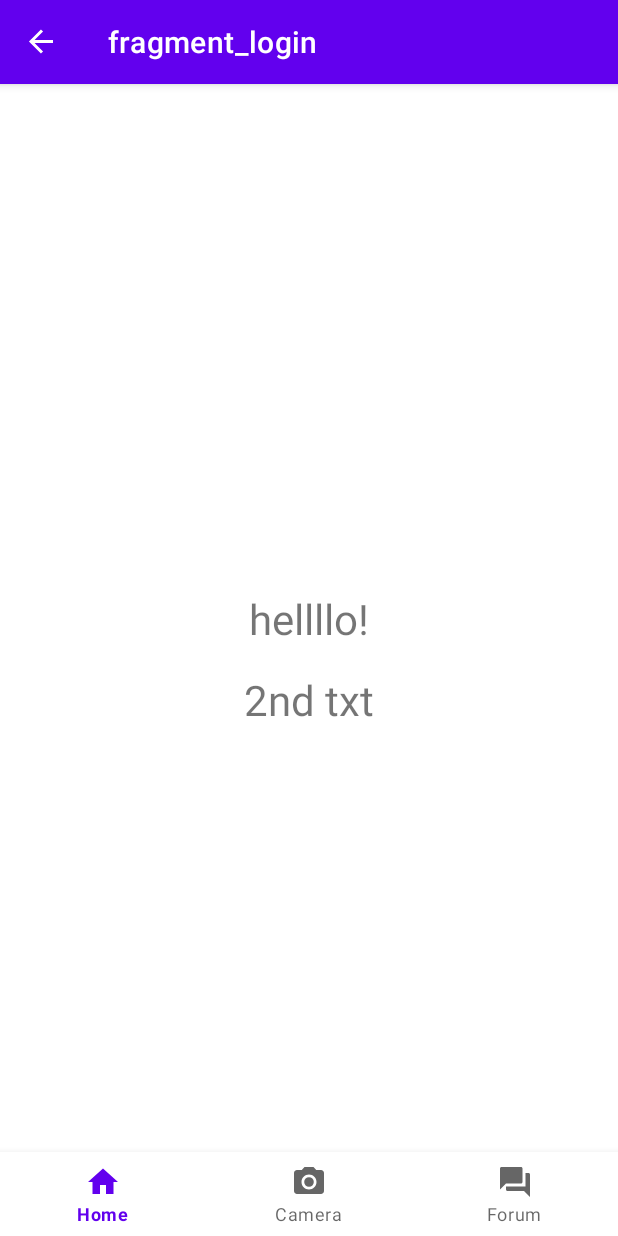
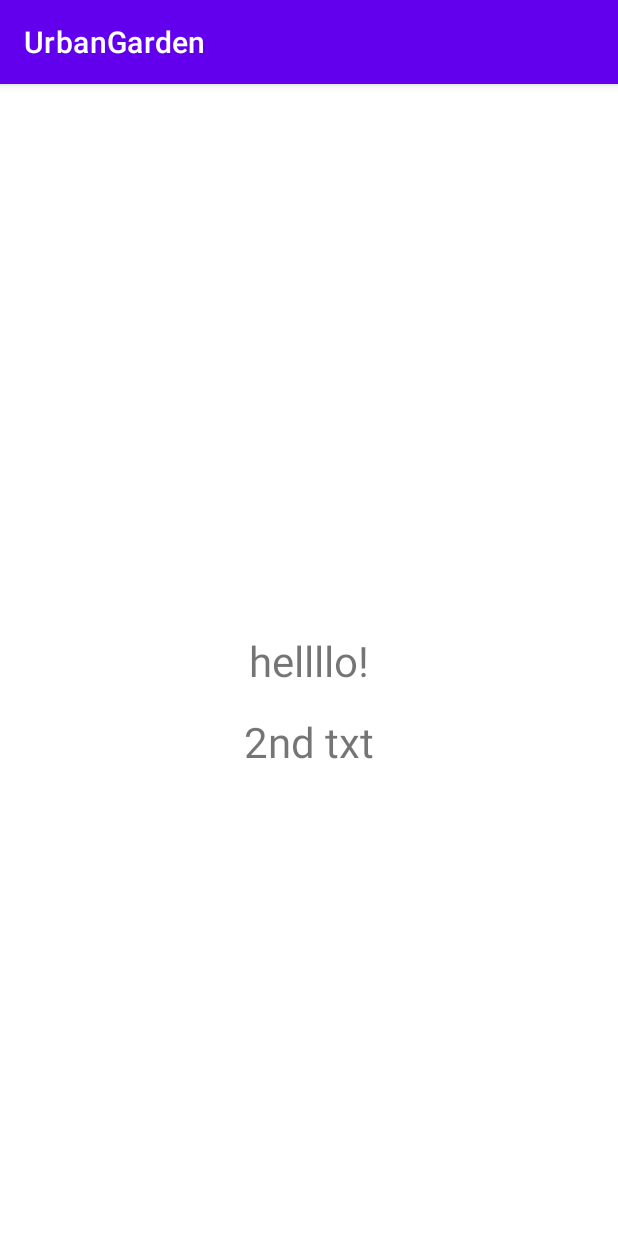
Before and after one commit to eiloncap/UrbanGarden, an Android app: the screen it shows after launch (MainActivity before the commit, LoginActivity after it), on a phone screen of 412 x 824 dp. Run offline under Robolectric (Android 15) with nearby library versions, the phone set to English and light mode, and no system bars; our stand-ins replace Firebase (no records; nobody signed in at launch, a user with empty details on screens opened directly).

```diff
--- a/app/src/main/AndroidManifest.xml
+++ b/app/src/main/AndroidManifest.xml
@@ -13,8 +13,10 @@
         android:roundIcon="@mipmap/ic_launcher_round"
         android:supportsRtl="true"
         android:theme="@style/Theme.UrbanGarden">
-
-        <activity android:name=".MainActivity">
+        <activity
+            android:name=".MainActivity"
+            android:exported="true" />
+        <activity android:name=".ui.login.LoginActivity">
             <intent-filter>
                 <action android:name="android.intent.action.MAIN" />
 
--- a/app/src/main/java/il/co/urbangarden/MainActivity.kt
+++ b/app/src/main/java/il/co/urbangarden/MainActivity.kt
@@ -1,10 +1,7 @@
 package il.co.urbangarden
 
 import android.os.Bundle
-import android.util.Log
-import androidx.activity.viewModels
 import androidx.appcompat.app.AppCompatActivity
-import androidx.lifecycle.Observer
 import androidx.lifecycle.ViewModelProvider
 import androidx.navigation.findNavController
 import androidx.navigation.ui.AppBarConfiguration
@@ -33,6 +30,8 @@ class MainActivity : AppCompatActivity() {
                 R.id.navigation_home, R.id.navigation_camera, R.id.navigation_forum
             )
         )
+        val viewModel = ViewModelProvider(this).get(MainViewModel::class.java)
+        viewModel.loadDb()
 
         setupActionBarWithNavController(navController, appBarConfiguration)
         navView.setupWithNavController(navController)
--- a/app/src/main/java/il/co/urbangarden/ui/location/MyLocationsFragment.kt
+++ b/app/src/main/java/il/co/urbangarden/ui/location/MyLocationsFragment.kt
@@ -8,18 +8,15 @@ import android.view.ViewGroup
 import android.widget.Button
 import android.widget.ImageView
 import androidx.fragment.app.Fragment
-import androidx.fragment.app.viewModels
 import androidx.lifecycle.Observer
 import androidx.lifecycle.ViewModelProvider
 import androidx.navigation.findNavController
 import androidx.recyclerview.widget.GridLayoutManager
-import androidx.recyclerview.widget.ItemTouchHelper
 import il.co.urbangarden.R
 import il.co.urbangarden.data.FirebaseViewableObject
 import il.co.urbangarden.data.location.Location
 import il.co.urbangarden.databinding.MyLocationsFragmentBinding
 import il.co.urbangarden.ui.MainViewModel
-
 import il.co.urbangarden.utils.ImageCropOption
 
 
@@ -77,7 +74,8 @@ class MyLocationsFragment : Fragment() {
     override fun onViewCreated(view: View, savedInstanceState: Bundle?) {
         super.onViewCreated(view, savedInstanceState)
 
-        locationsViewModel = ViewModelProvider(requireActivity()).get(MyLocationsViewModel::class.java)
+        locationsViewModel =
+            ViewModelProvider(requireActivity()).get(MyLocationsViewModel::class.java)
         mainViewModel = ViewModelProvider(requireActivity()).get(MainViewModel::class.java)
 
         val locationObserver = Observer<List<Location>> { locations ->
--- a/app/src/main/java/il/co/urbangarden/ui/login/Login.kt
+++ /dev/null
@@ -1,117 +0,0 @@
-package il.co.urbangarden.ui.login
-
-import android.content.Intent
-import android.os.Bundle
-import android.util.Log
-import android.view.LayoutInflater
-import android.view.View
-import android.view.ViewGroup
-import android.widget.TextView
-import androidx.fragment.app.Fragment
-import androidx.fragment.app.FragmentManager
-import androidx.fragment.app.FragmentTransaction
-import androidx.lifecycle.ViewModelProvider
-import androidx.navigation.findNavController
-import com.google.android.gms.auth.api.signin.GoogleSignIn
-import com.google.android.gms.auth.api.signin.GoogleSignInClient
-import com.google.android.gms.auth.api.signin.GoogleSignInOptions
-import com.google.android.gms.common.api.ApiException
-import com.google.firebase.auth.FirebaseAuth
-import com.google.firebase.auth.GoogleAuthProvider
-import com.google.firebase.auth.ktx.auth
-import com.google.firebase.ktx.Firebase
-import il.co.urbangarden.R
-import il.co.urbangarden.ui.MainViewModel
-
-class Login : Fragment() {
-
-    private lateinit var googleSignInClient: GoogleSignInClient
-    private lateinit var auth: FirebaseAuth
-    private lateinit var txt: TextView
-    private lateinit var txt2: TextView
-    private lateinit var viewModel: MainViewModel
-
-    companion object {
-        private const val RC_SIGN_IN = 1
-    }
-
-    override fun onCreateView(
-        inflater: LayoutInflater, container: ViewGroup?,
-        savedInstanceState: Bundle?
-    ): View? {
-        // Inflate the layout for this fragment
-        return inflater.inflate(R.layout.fragment_login, container, false)
-    }
-
-    override fun onViewCreated(view: View, savedInstanceState: Bundle?) {
-        super.onViewCreated(view, savedInstanceState)
-        viewModel = ViewModelProvider(requireActivity()).get(MainViewModel::class.java)
-
-        txt = view.findViewById(R.id.txt)
-        txt2 = view.findViewById(R.id.txt2)
-
-        // Configure Google Sign In
-        val gso = GoogleSignInOptions.Builder(GoogleSignInOptions.DEFAULT_SIGN_IN)
-            .requestIdToken(getString(R.string.default_web_client_id))
-            .requestEmail()
-            .build()
-
-        googleSignInClient = GoogleSignIn.getClient(requireActivity(), gso)
-
-        auth = Firebase.auth
-        signIn()
-    }
-
-//    override fun onStart() {
-//        super.onStart()
-//        // Check if user is signed in (non-null) and update UI accordingly.
-//        val currentUser = auth.currentUser
-//        txt.text = currentUser.toString()
-//    }
-
-    private fun signIn() {
-        val signInIntent = googleSignInClient.signInIntent
-        startActivityForResult(signInIntent, RC_SIGN_IN)
-    }
-
-    override fun onActivityResult(requestCode: Int, resultCode: Int, data: Intent?) {
-        super.onActivityResult(requestCode, resultCode, data)
-
-        // Result returned from launching the Intent from GoogleSignInApi.getSignInIntent(...);
-        if (requestCode == RC_SIGN_IN) {
-            val task = GoogleSignIn.getSignedInAccountFromIntent(data)
-            try {
-                // Google Sign In was successful, authenticate with Firebase
-                val account = task.getResult(ApiException::class.java)!!
-                Log.d("eilon", "firebaseAuthWithGoogle:" + account.id)
-                firebaseAuthWithGoogle(account.idToken!!)
-            } catch (e: ApiException) {
-                // Google Sign In failed, update UI appropriately
-                Log.w("eilon", "Google sign in failed", e)
-            }
-        }
-    }
-
-    private fun firebaseAuthWithGoogle(idToken: String) {
-        val credential = GoogleAuthProvider.getCredential(idToken, null)
-        auth.signInWithCredential(credential)
-            .addOnCompleteListener(requireActivity()) { task ->
-                if (task.isSuccessful) {
-                    // Sign in success, update UI with the signed-in user's information
-                    Log.d("eilon", "signInWithCredential:success")
-                    val user = auth.currentUser
-                    txt.text = "${user?.displayName}"
-                    viewModel.loadDb()
-                    view?.findNavController()?.navigate(R.id.action_login_to_navigation_home)
-
-                    val manager: FragmentManager = parentFragmentManager
-                    val transaction: FragmentTransaction = manager.beginTransaction()
-                    transaction.remove(this).commit()
-                } else {
-                    // If sign in fails, display a message to the user.
-                    Log.d("eilon", "signInWithCredential:failure", task.exception)
-                    txt.text = "boo"
-                }
-            }
-    }
-}
--- /dev/null
+++ b/app/src/main/java/il/co/urbangarden/ui/login/LoginActivity.kt
@@ -0,0 +1,102 @@
+package il.co.urbangarden.ui.login
+
+import android.app.Activity
+import android.content.Intent
+import android.os.Bundle
+import android.util.Log
+import android.widget.TextView
+import androidx.activity.result.contract.ActivityResultContracts
+import androidx.appcompat.app.AppCompatActivity
+import com.google.android.gms.auth.api.signin.GoogleSignIn
+import com.google.android.gms.auth.api.signin.GoogleSignInClient
+import com.google.android.gms.auth.api.signin.GoogleSignInOptions
+import com.google.android.gms.common.api.ApiException
+import com.google.firebase.auth.FirebaseAuth
+import com.google.firebase.auth.GoogleAuthProvider
+import com.google.firebase.auth.ktx.auth
+import com.google.firebase.ktx.Firebase
+import il.co.urbangarden.MainActivity
+import il.co.urbangarden.R
+
+class LoginActivity : AppCompatActivity() {
+
+    private lateinit var googleSignInClient: GoogleSignInClient
+    private lateinit var auth: FirebaseAuth
+    private lateinit var txt: TextView
+    private lateinit var txt2: TextView
+
+    companion object {
+        private const val RC_SIGN_IN = 1
+    }
+
+    override fun onCreate(savedInstanceState: Bundle?) {
+        super.onCreate(savedInstanceState)
+        setContentView(R.layout.activity_login)
+
+        txt = findViewById(R.id.txt)
+        txt2 = findViewById(R.id.txt2)
+
+        // Configure Google Sign In
+        val gso = GoogleSignInOptions.Builder(GoogleSignInOptions.DEFAULT_SIGN_IN)
+            .requestIdToken(getString(R.string.default_web_client_id))
+            .requestEmail()
+            .build()
+
+        googleSignInClient = GoogleSignIn.getClient(this, gso)
+
+        auth = Firebase.auth
+
+        signIn()
+    }
+
+    override fun onStart() {
+        super.onStart()
+        // Check if user is signed in (non-null) and update UI accordingly.
+        val currentUser = auth.currentUser
+        if (currentUser != null) {
+            startActivity(Intent(this, MainActivity::class.java))
+            finish()
+        }
+    }
+
+    private fun signIn() {
+        val resultLauncher = registerForActivityResult(
+            ActivityResultContracts.StartActivityForResult()
+        ) { result ->
+            if (result.resultCode == Activity.RESULT_OK
+            ) {
+                val task = GoogleSignIn.getSignedInAccountFromIntent(result.data)
+                try {
+                    // Google Sign In was successful, authenticate with Firebase
+                    val account = task.getResult(ApiException::class.java)!!
+                    Log.d("eilon", "firebaseAuthWithGoogle:" + account.id)
+                    firebaseAuthWithGoogle(account.idToken!!)
+                } catch (e: ApiException) {
+                    // Google Sign In failed, update UI appropriately
+                    Log.w("eilon", "Google sign in failed", e)
+                }
+            }
+        }
+        val signInIntent = googleSignInClient.signInIntent
+        resultLauncher.launch(signInIntent)
+    }
+
+    private fun firebaseAuthWithGoogle(idToken: String) {
+        val credential = GoogleAuthProvider.getCredential(idToken, null)
+        auth.signInWithCredential(credential)
+            .addOnCompleteListener(this) { task ->
+                if (task.isSuccessful) {
+                    // Sign in success, update UI with the signed-in user's information
+                    Log.d("eilon", "signInWithCredential:success")
+                    val user = auth.currentUser
+                    txt.text = "${user?.displayName}"
+                    startActivity(Intent(this, MainActivity::class.java))
+                    finish()
+                } else {
+                    // If sign in fails, display a message to the user.
+                    Log.d("eilon", "signInWithCredential:failure", task.exception)
+                    txt.text = "boo"
+                }
+            }
+    }
+}
--- a/app/src/main/res/layout/fragment_login.xml
+++ b/app/src/main/res/layout/activity_login.xml
@@ -4,7 +4,7 @@
     xmlns:tools="http://schemas.android.com/tools"
     android:layout_width="match_parent"
     android:layout_height="match_parent"
-    tools:context=".ui.login.Login">
+    tools:context=".ui.login.LoginActivity">
 
     <TextView
         android:id="@+id/txt"
@@ -12,20 +12,20 @@
         android:layout_height="wrap_content"
         android:text="hellllo!"
         android:textSize="28sp"
+        app:layout_constraintBottom_toBottomOf="parent"
         app:layout_constraintEnd_toEndOf="parent"
         app:layout_constraintStart_toStartOf="parent"
-        app:layout_constraintTop_toTopOf="parent"
-        app:layout_constraintBottom_toBottomOf="parent"/>
+        app:layout_constraintTop_toTopOf="parent" />
 
     <TextView
         android:id="@+id/txt2"
         android:layout_width="wrap_content"
         android:layout_height="wrap_content"
+        android:layout_marginVertical="16dp"
         android:text="2nd txt"
         android:textSize="28sp"
-        android:layout_marginVertical="16dp"
         app:layout_constraintEnd_toEndOf="parent"
         app:layout_constraintStart_toStartOf="parent"
-        app:layout_constraintTop_toBottomOf="@id/txt"/>
+        app:layout_constraintTop_toBottomOf="@id/txt" />
 
 </androidx.constraintlayout.widget.ConstraintLayout>
--- a/app/src/main/res/navigation/mobile_navigation.xml
+++ b/app/src/main/res/navigation/mobile_navigation.xml
@@ -3,7 +3,7 @@
     xmlns:app="http://schemas.android.com/apk/res-auto"
     xmlns:tools="http://schemas.android.com/tools"
     android:id="@+id/mobile_navigation"
-    app:startDestination="@id/login">
+    app:startDestination="@id/navigation_home">
 
     <fragment
         android:id="@+id/navigation_home"
@@ -79,13 +79,4 @@
             android:id="@+id/action_cameraFragment_to_locationInfo"
             app:destination="@id/locationInfo" />
     </fragment>
-    <fragment
-        android:id="@+id/login"
-        android:name="il.co.urbangarden.ui.login.Login"
-        android:label="fragment_login"
-        tools:layout="@layout/fragment_login" >
-        <action
-            android:id="@+id/action_login_to_navigation_home"
-            app:destination="@id/navigation_home" />
-    </fragment>
 </navigation>
```
Also changed, not shown: app/src/main/java/il/co/urbangarden/ui/MainViewModel.kt (+6 -1 lines), app/src/main/java/il/co/urbangarden/ui/location/LocationInfo.kt (+3 -6 lines).
